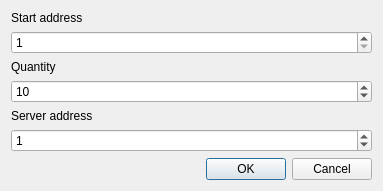
x-tools-author/x-tools, file src/x/modbus/modbusregistereditor.ui: the form before one commit.
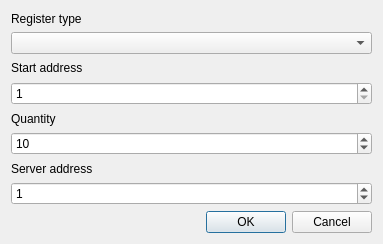
The form after the commit.

Patch:
```diff
--- a/src/x/modbus/modbusregistereditor.ui
+++ b/src/x/modbus/modbusregistereditor.ui
@@ -7,14 +7,14 @@
     <x>0</x>
     <y>0</y>
     <width>383</width>
-    <height>191</height>
+    <height>244</height>
    </rect>
   </property>
   <property name="windowTitle">
    <string>New Registers</string>
   </property>
   <layout class="QGridLayout" name="gridLayout">
-   <item row="3" column="0">
+   <item row="5" column="0">
     <widget class="QSpinBox" name="spinBoxQuantity">
      <property name="maximum">
       <number>124</number>
@@ -24,17 +24,7 @@
      </property>
     </widget>
    </item>
-   <item row="1" column="0">
-    <widget class="QSpinBox" name="spinBoxStartAddress">
-     <property name="minimum">
-      <number>1</number>
-     </property>
-     <property name="maximum">
-      <number>65535</number>
-     </property>
-    </widget>
-   </item>
-   <item row="6" column="0">
+   <item row="8" column="0">
     <widget class="QDialogButtonBox" name="buttonBox">
      <property name="orientation">
       <enum>Qt::Orientation::Horizontal</enum>
@@ -44,28 +34,38 @@
      </property>
     </widget>
    </item>
-   <item row="0" column="0">
+   <item row="3" column="0">
+    <widget class="QSpinBox" name="spinBoxStartAddress">
+     <property name="minimum">
+      <number>1</number>
+     </property>
+     <property name="maximum">
+      <number>65535</number>
+     </property>
+    </widget>
+   </item>
+   <item row="2" column="0">
     <widget class="QLabel" name="label">
      <property name="text">
       <string>Start address</string>
      </property>
     </widget>
    </item>
-   <item row="2" column="0">
+   <item row="0" column="0">
+    <widget class="QLabel" name="label_3">
+     <property name="text">
+      <string>Register type</string>
+     </property>
+    </widget>
+   </item>
+   <item row="4" column="0">
     <widget class="QLabel" name="label_2">
      <property name="text">
       <string>Quantity</string>
      </property>
     </widget>
    </item>
-   <item row="4" column="0">
-    <widget class="QLabel" name="labelServerAddress">
-     <property name="text">
-      <string>Server address</string>
-     </property>
-    </widget>
-   </item>
-   <item row="5" column="0">
+   <item row="7" column="0">
     <widget class="QSpinBox" name="spinBoxServerAddress">
      <property name="maximum">
       <number>255</number>
@@ -75,6 +75,16 @@
      </property>
     </widget>
    </item>
+   <item row="6" column="0">
+    <widget class="QLabel" name="labelServerAddress">
+     <property name="text">
+      <string>Server address</string>
+     </property>
+    </widget>
+   </item>
+   <item row="1" column="0">
+    <widget class="QComboBox" name="comboBoxType"/>
+   </item>
   </layout>
  </widget>
  <resources/>
```
